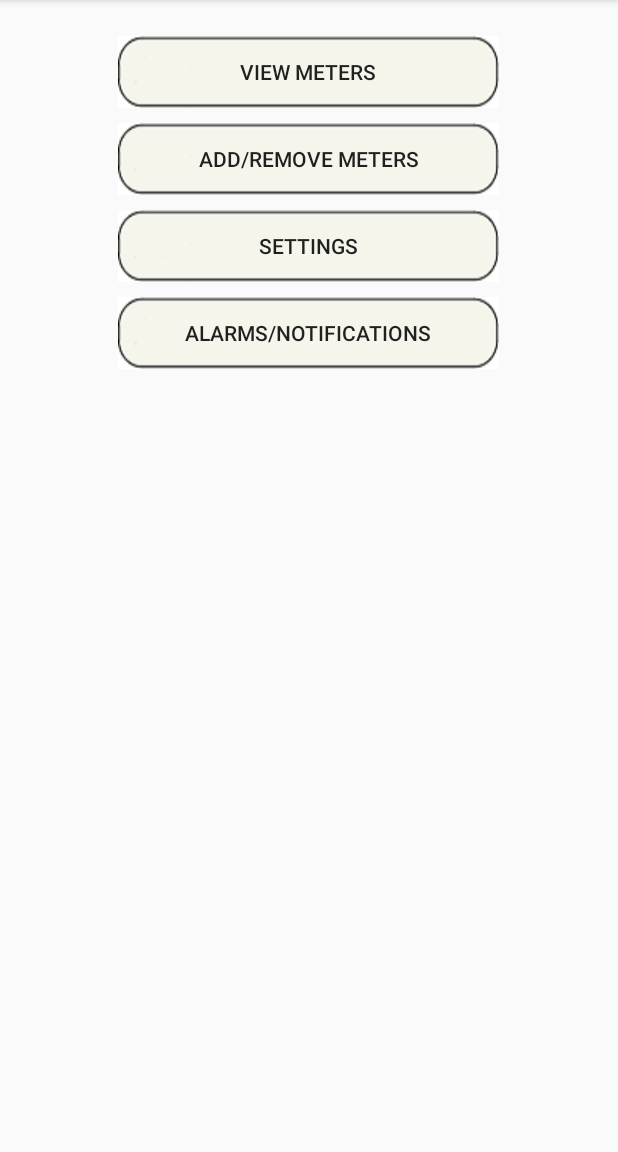
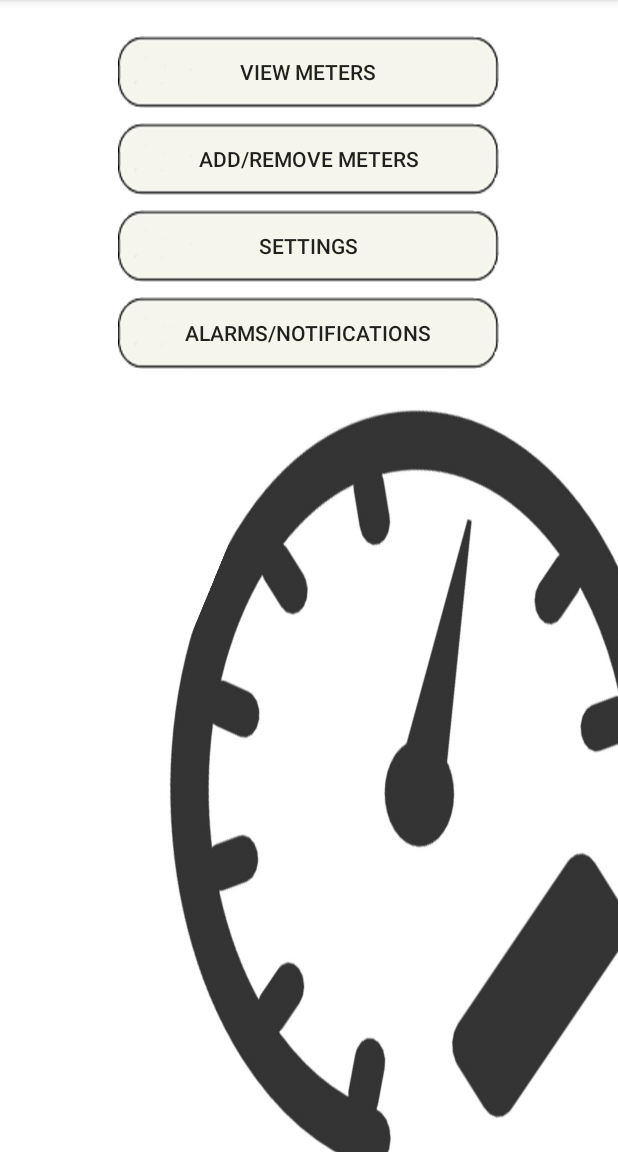
Before and after one commit to shoaib333/TestProject, an Android app: the MapsMainActivity screen opened directly, with no data from a screen before it, on a phone screen of 412 x 824 dp, the part 84-1236 px from its top. Run offline under Robolectric (Android 15) with nearby library versions, the phone set to English and light mode, and no system bars.

```diff
--- a/app/src/main/res/layout/activity_main.xml
+++ b/app/src/main/res/layout/activity_main.xml
@@ -4,8 +4,10 @@
     xmlns:tools="http://schemas.android.com/tools"
     android:layout_width="match_parent"
     android:layout_height="match_parent"
+    android:background="@drawable/app_bg"
     android:fitsSystemWindows="true"
     tools:context=".Main_Entity.MainActivity">
+
 
     <android.support.design.widget.AppBarLayout
         android:id="@+id/toolbar_layout"
```
Also changed, not shown: app/src/main/res/drawable/app_bg.png (added), app/src/main/res/drawable/button_bg.png, app/src/main/res/drawable/button_bg_long.png, app/src/main/res/drawable/gplus_icon.png, app/src/main/res/drawable/left_button_bg.png, app/src/main/res/drawable/right_button_bg.png, app/src/main/res/drawable/settings_icon.png, app/src/main/res/drawable/textbar_bg.png, app/src/main/res/mipmap-hdpi/app_bg.png (added), app/src/main/res/mipmap-mdpi/app_bg.png (added), app/src/main/res/mipmap-xhdpi/app_bg.png (added), app/src/main/res/mipmap-xxhdpi/app_bg.png (added), app/src/main/res/mipmap-xxxhdpi/app_bg.png (added).
